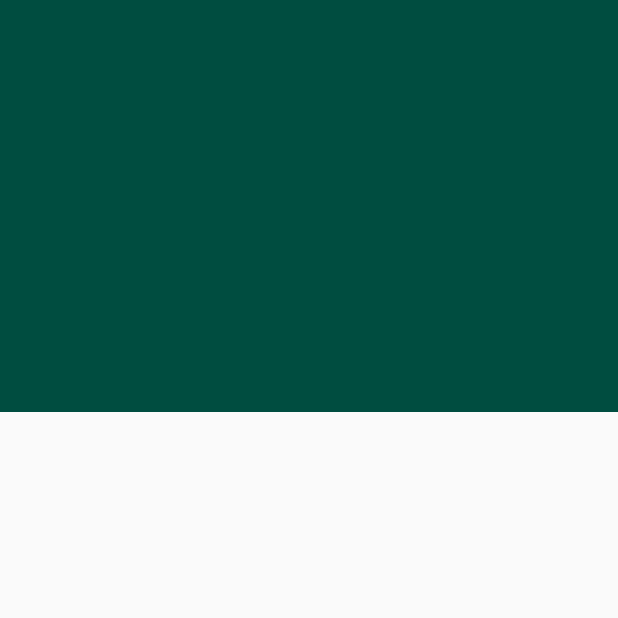
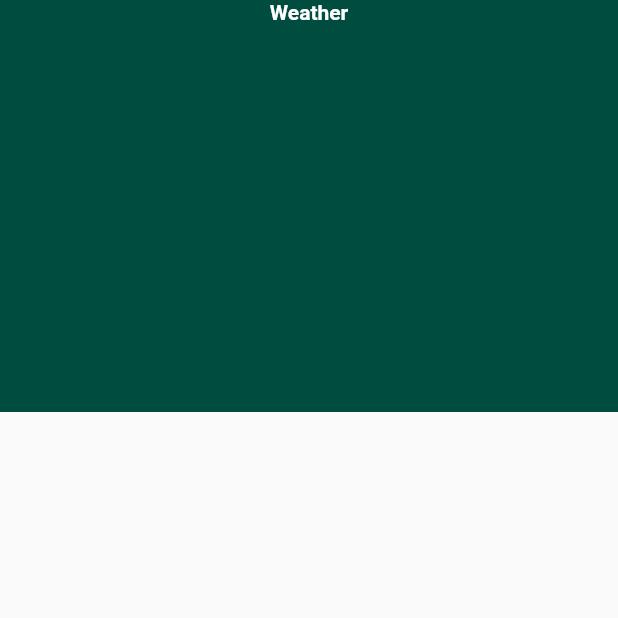
Before and after one commit to JR-C/MidTerm, a Flutter app: the OpenWeather screen opened directly, on a phone screen of 412 x 824 dp, the top half of it. Run offline on Flutter 3.47's test engine with Material 2 defaults, Android fonts, the phone set to English and light mode, and no system bars; our stand-ins replace google_maps_flutter, weather.

Commit message:
Add Text
Added Padding and styled text at the top of the weather.

```diff
--- a/lib/oweather.dart
+++ b/lib/oweather.dart
@@ -18,6 +18,21 @@ class _OpenWeatherState extends State<OpenWeather> {
             height: MediaQuery.of(context).size.height / 3,
             width: MediaQuery.of(context).size.height,
             color: Colors.teal[900],
+            child: Column(
+              children: <Widget>[
+                Padding(
+                  padding: EdgeInsets.only(bottom: 10.0),
+                  child: Text(
+                    "Weather",
+                    style: TextStyle(
+                      color: Colors.white,
+                      fontSize: 14.0,
+                      fontWeight: FontWeight.bold,
+                    ),
+                  ),
+                ),
+              ],
+            ),
           ),
         ],
       ),
```
